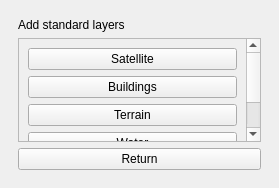
First picture: the form in tygron_dockwidget_base.ui, repository Memz-Dev/tygron-qgis, before the edit.
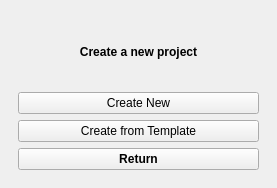
Second picture: the form after the edit. The open tabs and pages were chosen to show the change. Custom widgets are drawn as their Qt base class.

Commit message: added new project pages and connected them

```diff
--- a/tygron_dockwidget_base.ui
+++ b/tygron_dockwidget_base.ui
@@ -6,7 +6,7 @@
    <rect>
     <x>0</x>
     <y>0</y>
-    <width>279</width>
+    <width>277</width>
     <height>188</height>
    </rect>
   </property>
@@ -262,7 +262,7 @@
            <property name="geometry">
             <rect>
              <x>0</x>
-             <y>-58</y>
+             <y>0</y>
              <width>228</width>
              <height>157</height>
             </rect>
@@ -367,6 +367,74 @@
         </item>
        </layout>
       </widget>
+      <widget class="QWidget" name="NewOrTemplatePage">
+       <layout class="QVBoxLayout" name="verticalLayout_9">
+        <item>
+         <widget class="QLabel" name="NoTLabel">
+          <property name="font">
+           <font>
+            <pointsize>9</pointsize>
+            <weight>75</weight>
+            <bold>true</bold>
+           </font>
+          </property>
+          <property name="text">
+           <string>Create a new project</string>
+          </property>
+          <property name="alignment">
+           <set>Qt::AlignCenter</set>
+          </property>
+         </widget>
+        </item>
+        <item>
+         <widget class="QPushButton" name="NoTNewButton">
+          <property name="text">
+           <string>Create New</string>
+          </property>
+         </widget>
+        </item>
+        <item>
+         <widget class="QPushButton" name="NoTFromTemplate">
+          <property name="text">
+           <string>Create from Template</string>
+          </property>
+         </widget>
+        </item>
+        <item>
+         <widget class="QPushButton" name="NoTReturnButton">
+          <property name="font">
+           <font>
+            <weight>75</weight>
+            <bold>true</bold>
+           </font>
+          </property>
+          <property name="text">
+           <string>Return</string>
+          </property>
+          <property name="default">
+           <bool>false</bool>
+          </property>
+         </widget>
+        </item>
+       </layout>
+      </widget>
+      <widget class="QWidget" name="NewProject">
+       <layout class="QVBoxLayout" name="verticalLayout_10">
+        <item>
+         <widget class="QPushButton" name="NewProjectReturnButton">
+          <property name="font">
+           <font>
+            <weight>75</weight>
+            <bold>true</bold>
+           </font>
+          </property>
+          <property name="text">
+           <string>Return</string>
+          </property>
+         </widget>
+        </item>
+       </layout>
+      </widget>
      </widget>
     </item>
    </layout>
```
Left out of the diff: 9 changed lines with no effect on the pictures. The commit also changes 7 other files.
